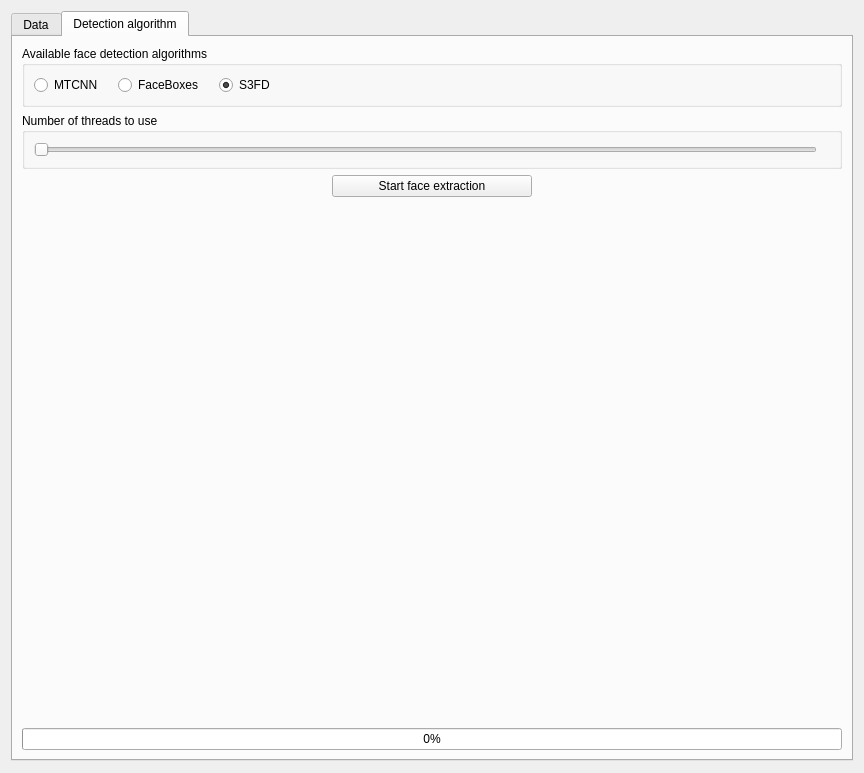
Qt form gui/templates/make_deepfake_page_2.ui (kuzzmak/deepfake) before a commit.
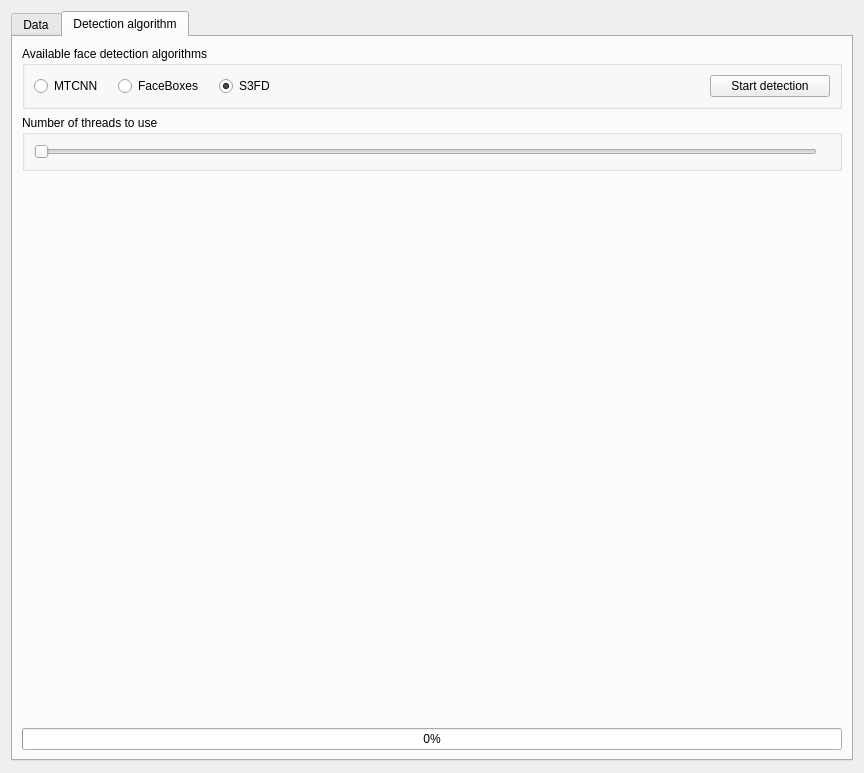
The same form after that commit.

Commit message: Added updating of a progress bar though thread and information dialog on completion.

```diff
--- a/gui/templates/make_deepfake_page_2.ui
+++ b/gui/templates/make_deepfake_page_2.ui
@@ -188,6 +188,31 @@
             </property>
            </spacer>
           </item>
+          <item>
+           <widget class="QPushButton" name="start_detection_btn">
+            <property name="minimumSize">
+             <size>
+              <width>120</width>
+              <height>0</height>
+             </size>
+            </property>
+            <property name="maximumSize">
+             <size>
+              <width>16777215</width>
+              <height>16777215</height>
+             </size>
+            </property>
+            <property name="baseSize">
+             <size>
+              <width>0</width>
+              <height>0</height>
+             </size>
+            </property>
+            <property name="text">
+             <string>Start detection</string>
+            </property>
+           </widget>
+          </item>
          </layout>
         </widget>
        </item>
@@ -222,26 +247,6 @@
          </layout>
         </widget>
        </item>
-       <item>
-        <layout class="QHBoxLayout" name="horizontalLayout_3">
-         <property name="spacing">
-          <number>20</number>
-         </property>
-         <item alignment="Qt::AlignHCenter">
-          <widget class="QPushButton" name="start_face_extraction_btn">
-           <property name="minimumSize">
-            <size>
-             <width>200</width>
-             <height>0</height>
-            </size>
-           </property>
-           <property name="text">
-            <string>Start face extraction</string>
-           </property>
-          </widget>
-         </item>
-        </layout>
-       </item>
        <item>
         <spacer name="verticalSpacer_2">
          <property name="orientation">
```
The commit also changes 2 other files.
